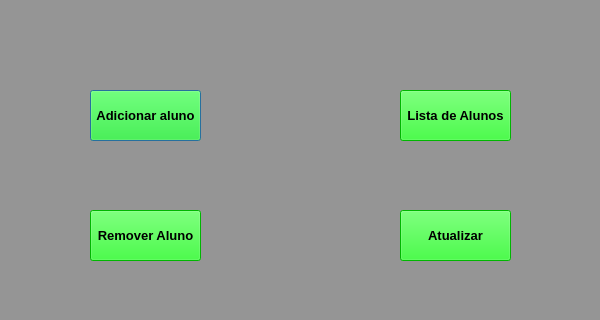
Before: the Qt Designer form tela_de_entrada.ui in FearmasterATX/projeto_gym_helper, drawn with Qt 5; both pictures show x 0 to 600 and y 160 to 480 of the 600 by 480 pixel window.
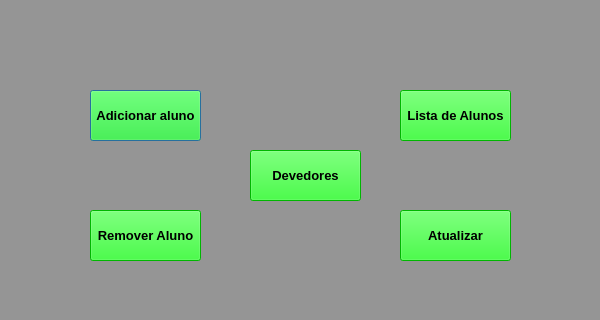
After: the same form once the commit is applied.

What changed in the file:
```diff
--- a/tela_de_entrada.ui
+++ b/tela_de_entrada.ui
@@ -128,6 +128,29 @@
     <string>Atualizar</string>
    </property>
   </widget>
+  <widget class="QPushButton" name="pushButton_5">
+   <property name="geometry">
+    <rect>
+     <x>250</x>
+     <y>310</y>
+     <width>111</width>
+     <height>51</height>
+    </rect>
+   </property>
+   <property name="font">
+    <font>
+     <pointsize>10</pointsize>
+     <weight>75</weight>
+     <bold>true</bold>
+    </font>
+   </property>
+   <property name="styleSheet">
+    <string notr="true">background-color: rgb(0, 255, 0);</string>
+   </property>
+   <property name="text">
+    <string>Devedores</string>
+   </property>
+  </widget>
  </widget>
  <resources/>
  <connections/>
```
